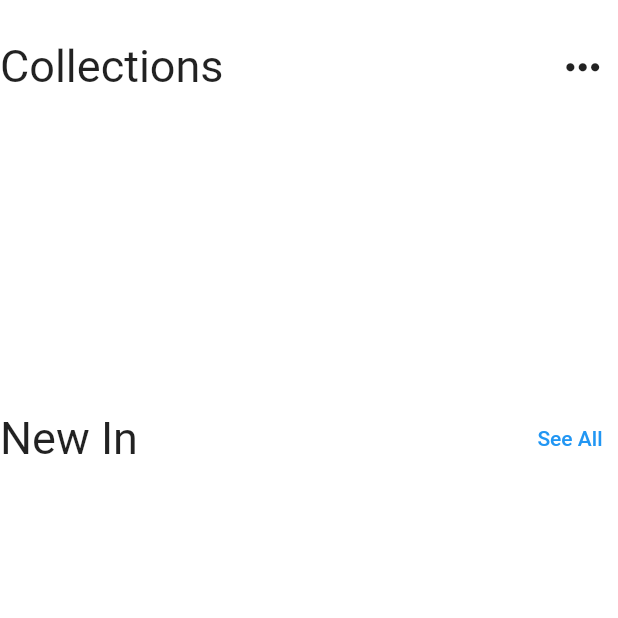
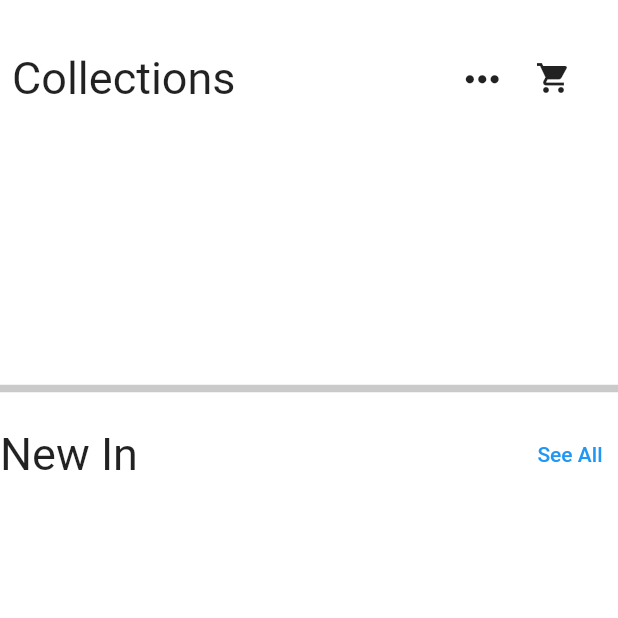
Before and after one commit to deepaksoni1010101/ecobuild, a Flutter app: the screen it shows after launch, on a phone screen of 412 x 824 dp, the top half of it. Run offline on Flutter 3.47's test engine with Material 2 defaults, Android fonts, the phone set to English and light mode, and no system bars; our stand-ins replace cloud_firestore, firebase_auth, firebase_core, flutter_screenutil, fluttertoast; missing offline and left inert: dart:ffi, favorite_button; accounts and stored records are empty.

Commit message:
some changs

```diff
--- a/lib/screens/homescreen.dart
+++ b/lib/screens/homescreen.dart
@@ -1,3 +1,5 @@
+import 'dart:ffi';
+
 import 'package:cloud_firestore/cloud_firestore.dart';
 import 'package:ecobuild/widget/circlewidget.dart';
 import 'package:ecobuild/screens/signup.dart';
@@ -59,20 +61,27 @@ class _HomePageState extends State<HomePage> {
             const SizedBox(
               height: 20,
             ),
-            Row(
-              mainAxisAlignment: MainAxisAlignment.spaceBetween,
+            Padding(
+              padding: const EdgeInsets.all(8.0),
+              child: Row(
+                mainAxisAlignment: MainAxisAlignment.start,
                 children: [
                   const Text(
                     "Collections",
                     style: TextStyle(fontSize: 30),
+                  ),
+                  SizedBox(
+                    width: 140,
                   ),
                   IconButton(
                       onPressed: () {},
                       icon: const Icon(
                         Icons.more_horiz,
                         size: 33,
-                    ))
+                      )),
+                  IconButton(onPressed: () {}, icon: Icon(Icons.shopping_cart))
                 ],
+              ),
             ),
             const SizedBox(
               height: 10,
@@ -114,12 +123,13 @@ class _HomePageState extends State<HomePage> {
                 //     itemCount: dataList.length,
                 //     itemBuilder: (context, index) => CardScreen()),
                 ),
-            SizedBox(
-              height: 20,
+            Divider(
+              height: 30,
+              color: Color.fromARGB(255, 202, 202, 202),
+              thickness: 5,
             ),
-
             const SizedBox(
-              height: 20,
+              height: 5,
             ),
             Row(
               mainAxisAlignment: MainAxisAlignment.spaceBetween,
@@ -156,6 +166,8 @@ class _HomePageState extends State<HomePage> {
                           image: data['productImage'],
                           name: data['productName'],
                           price: data['productPrice'],
+                          Id: data['productId'],
+                          description: data['productDescription'],
                         );
                         // ListTile(
                         //   leading: Image(image: NetworkImage(data['product_image'])),
```
Also changed, not shown: lib/screens/cart.dart (+10 -1 lines), lib/screens/products.dart (+7 -2 lines), lib/widget/card.dart (+17 -3 lines). Lines whose indentation alone changed are shown as unchanged.
